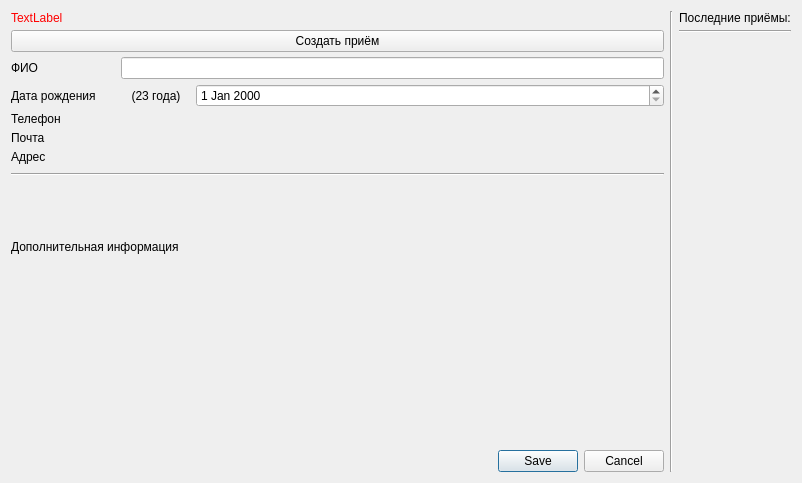
The window that interface/patient/patientForm.ui (strizh78/MApp) describes before a commit, drawn with Qt 5.
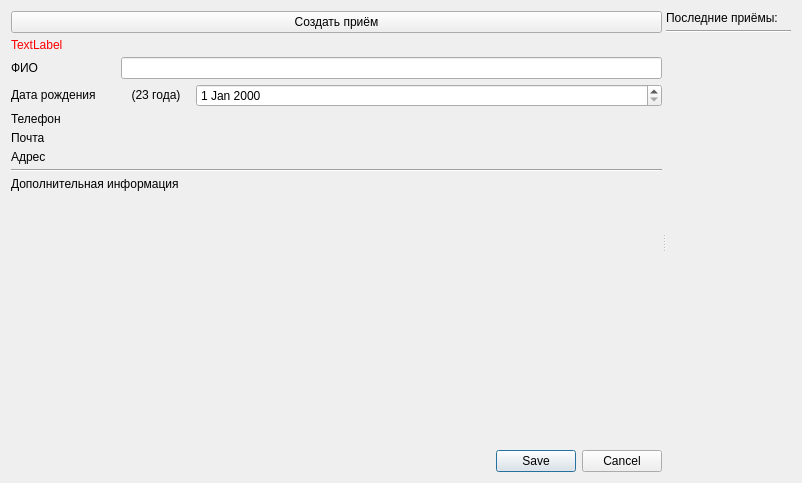
The same window after the commit. Icons and pictures are not drawn. Custom widgets are drawn as their Qt base class.

What changed in the file:
```diff
--- a/interface/patient/patientForm.ui
+++ b/interface/patient/patientForm.ui
@@ -15,34 +15,25 @@
   </property>
   <layout class="QHBoxLayout" name="horizontalLayout">
    <item>
-    <layout class="QVBoxLayout" name="verticalLayout_3">
-     <property name="spacing">
-      <number>9</number>
+    <widget class="QSplitter" name="splitter">
+     <property name="minimumSize">
+      <size>
+       <width>0</width>
+       <height>0</height>
+      </size>
      </property>
-     <property name="bottomMargin">
-      <number>0</number>
+     <property name="orientation">
+      <enum>Qt::Horizontal</enum>
      </property>
-     <item>
-      <layout class="QVBoxLayout" name="verticalLayout">
+     <widget class="QWidget" name="layoutWidget">
+      <layout class="QVBoxLayout" name="centralPart">
        <property name="spacing">
         <number>5</number>
        </property>
-       <property name="topMargin">
-        <number>0</number>
+       <property name="sizeConstraint">
+        <enum>QLayout::SetDefaultConstraint</enum>
        </property>
-       <item>
-        <widget class="QLabel" name="errorLabel">
-         <property name="styleSheet">
-          <string notr="true">color: red</string>
-         </property>
-         <property name="text">
-          <string>TextLabel</string>
-         </property>
-        </widget>
-       </item>
-       <item>
-        <layout class="QHBoxLayout" name="horizontalLayout_4">
-         <property name="topMargin">
+       <property name="bottomMargin">
           <number>0</number>
          </property>
          <item>
@@ -71,18 +62,52 @@
            </property>
           </widget>
          </item>
-        </layout>
+       <item>
+        <widget class="QLabel" name="errorLabel">
+         <property name="sizePolicy">
+          <sizepolicy hsizetype="Preferred" vsizetype="Fixed">
+           <horstretch>0</horstretch>
+           <verstretch>0</verstretch>
+          </sizepolicy>
+         </property>
+         <property name="minimumSize">
+          <size>
+           <width>0</width>
+           <height>0</height>
+          </size>
+         </property>
+         <property name="styleSheet">
+          <string notr="true">color: red</string>
+         </property>
+         <property name="text">
+          <string>TextLabel</string>
+         </property>
+        </widget>
        </item>
        <item>
-        <layout class="QFormLayout" name="formLayout">
-         <property name="horizontalSpacing">
+        <layout class="QVBoxLayout" name="infoLayout">
+         <property name="spacing">
           <number>5</number>
          </property>
          <property name="topMargin">
           <number>0</number>
          </property>
-         <item row="1" column="0">
+         <item>
+          <layout class="QGridLayout" name="nameLayout">
+           <property name="bottomMargin">
+            <number>0</number>
+           </property>
+           <property name="spacing">
+            <number>5</number>
+           </property>
+           <item row="0" column="0">
           <widget class="QLabel" name="nameLabel">
+             <property name="sizePolicy">
+              <sizepolicy hsizetype="Preferred" vsizetype="Fixed">
+               <horstretch>0</horstretch>
+               <verstretch>0</verstretch>
+              </sizepolicy>
+             </property>
            <property name="minimumSize">
             <size>
              <width>105</width>
@@ -100,7 +125,7 @@
            </property>
           </widget>
          </item>
-         <item row="1" column="1">
+           <item row="0" column="1">
           <widget class="QLineEdit" name="nameEdit">
            <property name="sizePolicy">
             <sizepolicy hsizetype="Expanding" vsizetype="Fixed">
@@ -125,29 +150,10 @@
         </layout>
        </item>
        <item>
-        <layout class="QGridLayout" name="gridLayout">
-         <property name="horizontalSpacing">
+          <layout class="QGridLayout" name="birthdayLayout">
+           <property name="spacing">
           <number>5</number>
          </property>
-         <item row="1" column="0">
-          <widget class="QLabel" name="dateLabel">
-           <property name="minimumSize">
-            <size>
-             <width>105</width>
-             <height>0</height>
-            </size>
-           </property>
-           <property name="maximumSize">
-            <size>
-             <width>105</width>
-             <height>16777215</height>
-            </size>
-           </property>
-           <property name="text">
-            <string>Дата рождения</string>
-           </property>
-          </widget>
-         </item>
          <item row="1" column="2">
           <widget class="QDateEdit" name="dateEdit">
            <property name="sizePolicy">
@@ -167,7 +173,7 @@
          <item row="1" column="1">
           <widget class="QLabel" name="ageDataLabel">
            <property name="sizePolicy">
-            <sizepolicy hsizetype="Fixed" vsizetype="Preferred">
+              <sizepolicy hsizetype="Fixed" vsizetype="Fixed">
              <horstretch>0</horstretch>
              <verstretch>0</verstretch>
             </sizepolicy>
@@ -195,12 +201,37 @@
            </property>
           </widget>
          </item>
+           <item row="1" column="0">
+            <widget class="QLabel" name="dateLabel">
+             <property name="sizePolicy">
+              <sizepolicy hsizetype="Preferred" vsizetype="Fixed">
+               <horstretch>0</horstretch>
+               <verstretch>0</verstretch>
+              </sizepolicy>
+             </property>
+             <property name="minimumSize">
+              <size>
+               <width>105</width>
+               <height>0</height>
+              </size>
+             </property>
+             <property name="maximumSize">
+              <size>
+               <width>105</width>
+               <height>16777215</height>
+              </size>
+             </property>
+             <property name="text">
+              <string>Дата рождения</string>
+             </property>
+            </widget>
+           </item>
         </layout>
        </item>
        <item>
-        <layout class="QFormLayout" name="formLayout_3">
+          <layout class="QFormLayout" name="contactsLayout">
          <property name="labelAlignment">
-          <set>Qt::AlignLeading|Qt::AlignLeft|Qt::AlignVCenter</set>
+            <set>Qt::AlignLeading|Qt::AlignLeft|Qt::AlignTop</set>
          </property>
          <property name="formAlignment">
           <set>Qt::AlignLeading|Qt::AlignLeft|Qt::AlignTop</set>
@@ -312,7 +343,13 @@
       </widget>
      </item>
      <item>
-      <widget class="QLabel" name="label">
+        <widget class="QLabel" name="extraInfoLabel">
+         <property name="sizePolicy">
+          <sizepolicy hsizetype="Preferred" vsizetype="Fixed">
+           <horstretch>0</horstretch>
+           <verstretch>0</verstretch>
+          </sizepolicy>
+         </property>
        <property name="font">
         <font>
          <weight>50</weight>
@@ -327,6 +364,12 @@
      </item>
      <item>
       <widget class="TextEditor" name="additionalInfo" native="true">
+         <property name="sizePolicy">
+          <sizepolicy hsizetype="Preferred" vsizetype="Expanding">
+           <horstretch>0</horstretch>
+           <verstretch>0</verstretch>
+          </sizepolicy>
+         </property>
        <property name="minimumSize">
         <size>
          <width>100</width>
@@ -336,20 +379,19 @@
       </widget>
      </item>
      <item>
-      <widget class="QDialogButtonBox" name="solutionBox">
+        <widget class="QDialogButtonBox" name="saveInfoBox">
        <property name="standardButtons">
         <set>QDialogButtonBox::Cancel|QDialogButtonBox::Save</set>
        </property>
-       <property name="centerButtons">
-        <bool>false</bool>
-       </property>
       </widget>
      </item>
     </layout>
-   </item>
-   <item>
+     </widget>
     <widget class="QWidget" name="rightPart" native="true">
      <layout class="QHBoxLayout" name="horizontalLayout_5">
+       <property name="spacing">
+        <number>5</number>
+       </property>
       <property name="leftMargin">
        <number>0</number>
       </property>
@@ -362,13 +404,6 @@
       <property name="bottomMargin">
        <number>0</number>
       </property>
-      <item>
-       <widget class="Line" name="line_3">
-        <property name="orientation">
-         <enum>Qt::Vertical</enum>
-        </property>
-       </widget>
-      </item>
       <item>
        <layout class="QVBoxLayout" name="appointmentsList">
         <property name="spacing">
@@ -378,19 +413,18 @@
          <number>0</number>
         </property>
         <item>
-         <layout class="QHBoxLayout" name="horizontalLayout_3">
-          <property name="topMargin">
-           <number>0</number>
-          </property>
-          <item>
            <widget class="QLabel" name="lastAppointmentsLabel">
+           <property name="sizePolicy">
+            <sizepolicy hsizetype="Preferred" vsizetype="Fixed">
+             <horstretch>0</horstretch>
+             <verstretch>0</verstretch>
+            </sizepolicy>
+           </property>
             <property name="text">
              <string>Последние приёмы:</string>
             </property>
            </widget>
           </item>
-         </layout>
-        </item>
         <item>
          <widget class="Line" name="line_2">
           <property name="orientation">
@@ -418,6 +452,7 @@
       </item>
      </layout>
     </widget>
+    </widget>
    </item>
   </layout>
  </widget>
```
Left out of the diff: 39 changed lines with no effect on the pictures. Lines whose indentation alone changed are shown as unchanged.
